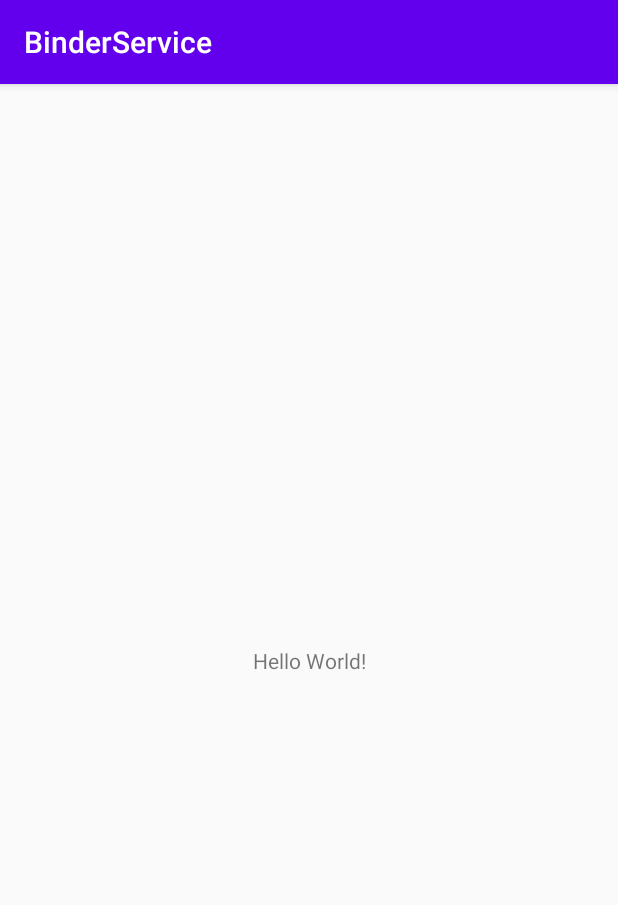
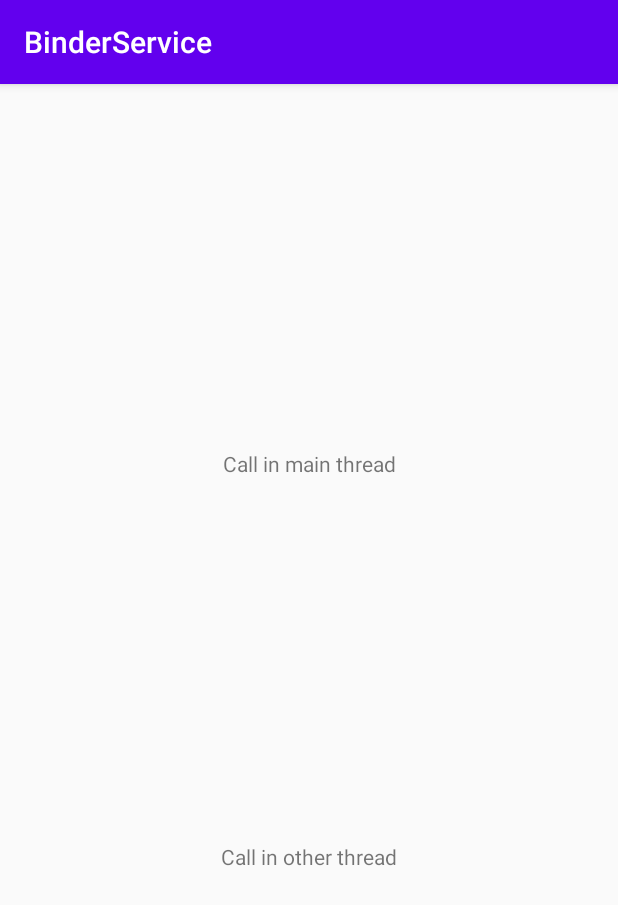
Before and after one commit to donfyy/Binder, an Android app: the screen it shows after launch (MainActivity), on a phone screen of 412 x 824 dp. Shown: the top 905 px of the screen. Run offline under Robolectric (Android 15) with nearby library versions, the phone set to English and light mode, and no system bars.

Commit message:
binder test

```diff
--- a/binderservice/src/main/java/com/donfyy/binderservice/MainActivity.kt
+++ b/binderservice/src/main/java/com/donfyy/binderservice/MainActivity.kt
@@ -1,14 +1,50 @@
 package com.donfyy.binderservice
 
+import android.content.ComponentName
+import android.content.Context
 import android.content.Intent
+import android.content.ServiceConnection
 import androidx.appcompat.app.AppCompatActivity
 import android.os.Bundle
+import android.os.IBinder
+import android.util.Log
+import android.view.View
+import com.donfyy.binderlibrary.IPersonInterface
+import com.donfyy.binderlibrary.PersonStub
 
 class MainActivity : AppCompatActivity() {
+    var personInterface: IPersonInterface? = null
+    val connection = object : ServiceConnection {
+        override fun onServiceDisconnected(name: ComponentName?) {
+            personInterface = null
+        }
+
+        override fun onServiceConnected(name: ComponentName?, service: IBinder?) {
+//            在同一个进程内service就是Service.onBind()返回的实例
+            Log.e("PersonService", "IBinder Instance: $service")
+            personInterface = PersonStub.asInterface(service)
+        }
+    }
 
     override fun onCreate(savedInstanceState: Bundle?) {
         super.onCreate(savedInstanceState)
         setContentView(R.layout.activity_main)
         startService(Intent(this, PersonService::class.java))
+        bindService(Intent(this, PersonService::class.java), connection, Context.BIND_AUTO_CREATE)
+    }
+
+    override fun onDestroy() {
+        unbindService(connection)
+        super.onDestroy()
+    }
+
+    //来自本地进程的调用在发起调用的同一进程内执行。
+    fun onCall(view: View) {
+        Log.e("PersonService", "Current thread:" + Thread.currentThread())
+        Log.e("PersonService", "getPersonList:${personInterface?.getPersonList()}")
+    }
+
+    fun onOtherCall(view: View) {
+        Thread { onCall(view) }.start()
     }
 }
--- a/binderservice/src/main/res/layout/activity_main.xml
+++ b/binderservice/src/main/res/layout/activity_main.xml
@@ -7,12 +7,25 @@
     tools:context=".MainActivity">
 
     <TextView
+        android:id="@+id/text1"
         android:layout_width="wrap_content"
         android:layout_height="wrap_content"
-        android:text="Hello World!"
-        app:layout_constraintBottom_toBottomOf="parent"
+        android:text="Call in main thread"
+        app:layout_constraintBottom_toTopOf="@id/text2"
+        android:onClick="onCall"
         app:layout_constraintLeft_toLeftOf="parent"
         app:layout_constraintRight_toRightOf="parent"
         app:layout_constraintTop_toTopOf="parent" />
 
+    <TextView
+        android:id="@id/text2"
+        android:layout_width="wrap_content"
+        android:layout_height="wrap_content"
+        android:text="Call in other thread"
+        app:layout_constraintBottom_toBottomOf="parent"
+        android:onClick="onOtherCall"
+        app:layout_constraintLeft_toLeftOf="parent"
+        app:layout_constraintRight_toRightOf="parent"
+        app:layout_constraintTop_toBottomOf="@id/text1" />
+
 </androidx.constraintlayout.widget.ConstraintLayout>
```
Also changed, not shown: binderservice/src/main/java/com/donfyy/binderservice/PersonService.kt (+5 -2 lines).
